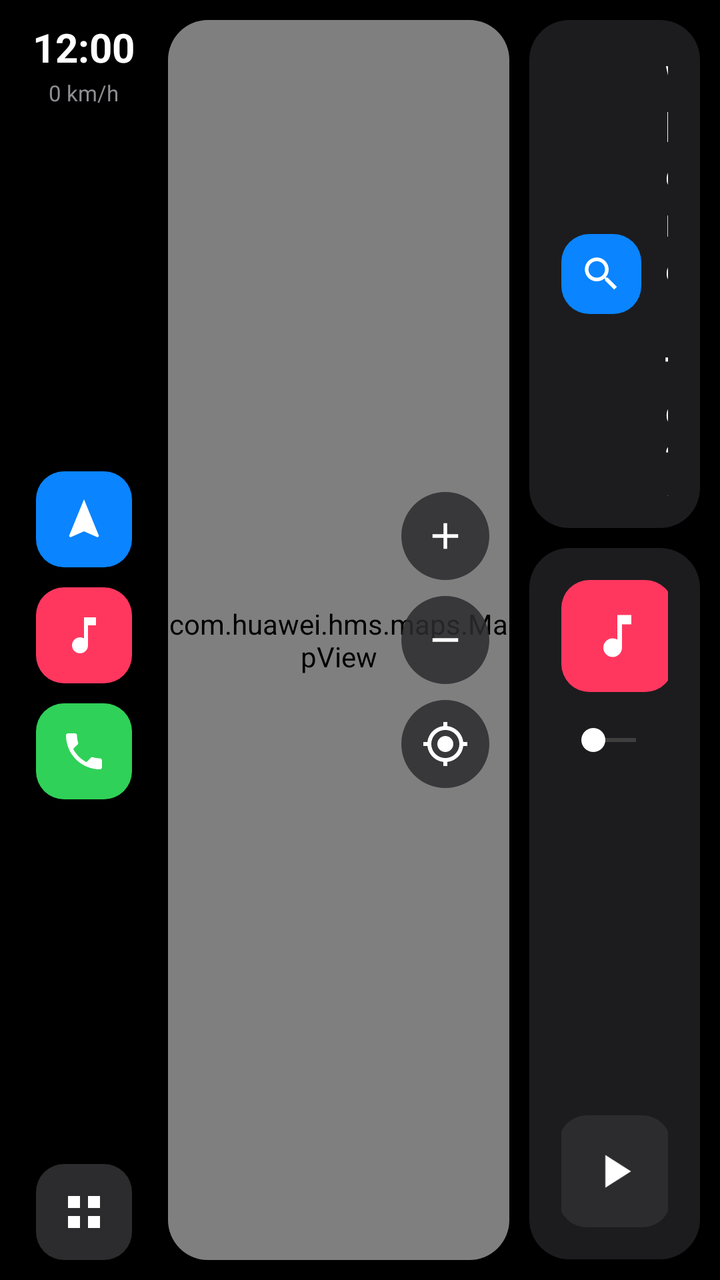
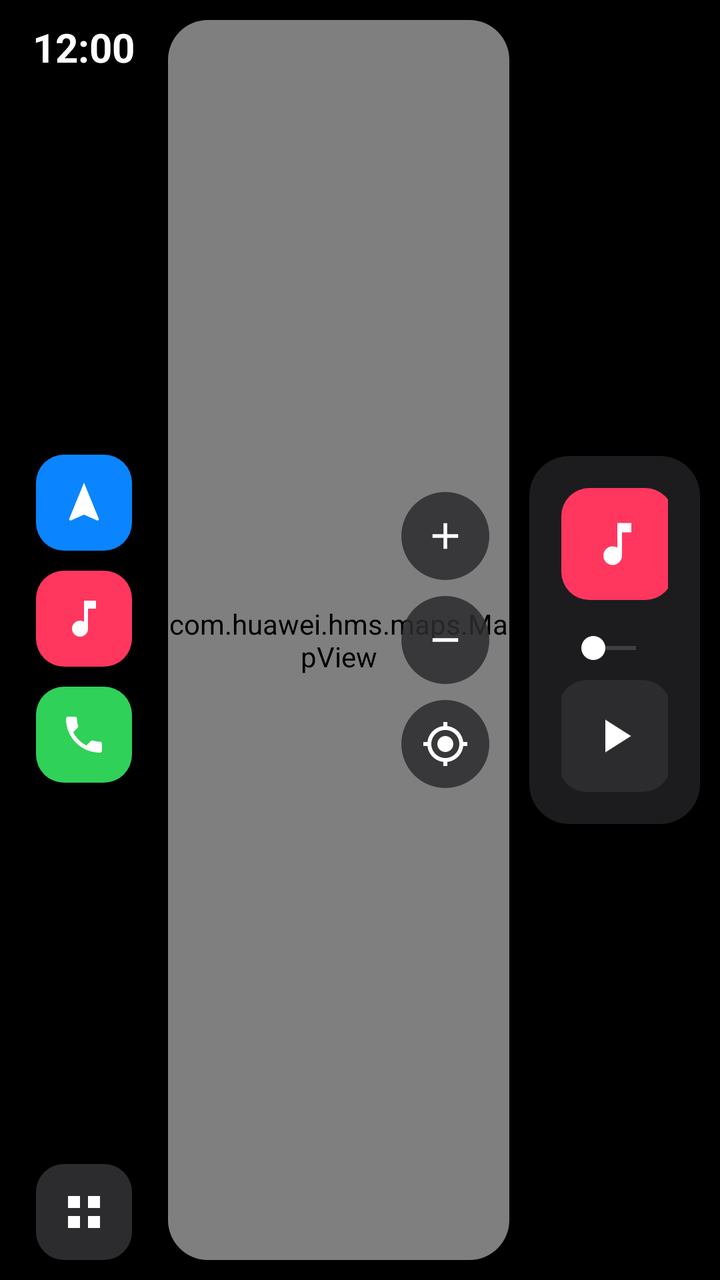

Compare the two renders of this Android layout. The source of the first and the diff that turns it into the second are given below.
<!-- AndroidManifest.xml: application theme Theme.PetalDrive -->
<!-- res/layout/activity_main.xml -->
<?xml version="1.0" encoding="utf-8"?>
<LinearLayout xmlns:android="http://schemas.android.com/apk/res/android"
    android:layout_width="match_parent"
    android:layout_height="match_parent"
    android:background="@color/black"
    android:orientation="horizontal"
    android:padding="10dp">

    
    <LinearLayout
        android:layout_width="64dp"
        android:layout_height="match_parent"
        android:gravity="center_horizontal"
        android:orientation="vertical">

        <TextClock
            android:id="@+id/clock"
            android:layout_width="wrap_content"
            android:layout_height="wrap_content"
            android:format12Hour="h:mm"
            android:format24Hour="HH:mm"
            android:textColor="@color/text_primary"
            android:textSize="20sp"
            android:textStyle="bold" />

        <TextView
            android:id="@+id/speed"
            android:layout_width="wrap_content"
            android:layout_height="wrap_content"
            android:layout_marginTop="2dp"
            android:text="@string/speed_default"
            android:textColor="@color/text_secondary"
            android:textSize="11sp" />

        <Space
            android:layout_width="0dp"
            android:layout_height="0dp"
            android:layout_weight="1" />

        <ImageView
            android:id="@+id/railMaps"
            android:layout_width="48dp"
            android:layout_height="48dp"
            android:background="@drawable/bg_icon_blue"
            android:contentDescription="@string/maps"
            android:padding="12dp"
            android:src="@drawable/ic_navigation" />

        <ImageView
            android:id="@+id/railMusic"
            android:layout_width="48dp"
            android:layout_height="48dp"
            android:layout_marginTop="10dp"
            android:background="@drawable/bg_icon_red"
            android:contentDescription="@string/music"
            android:padding="12dp"
            android:src="@drawable/ic_music" />

        <ImageView
            android:id="@+id/railPhone"
            android:layout_width="48dp"
            android:layout_height="48dp"
            android:layout_marginTop="10dp"
            android:background="@drawable/bg_icon_green"
            android:contentDescription="@string/phone"
            android:padding="12dp"
            android:src="@drawable/ic_phone" />

        <Space
            android:layout_width="0dp"
            android:layout_height="0dp"
            android:layout_weight="1" />

        <ImageView
            android:id="@+id/railHome"
            android:layout_width="48dp"
            android:layout_height="48dp"
            android:background="@drawable/bg_icon_dark"
            android:contentDescription="@string/apps"
            android:padding="12dp"
            android:src="@drawable/ic_apps" />
    </LinearLayout>

    <FrameLayout
        android:layout_width="0dp"
        android:layout_height="match_parent"
        android:layout_marginStart="10dp"
        android:layout_weight="1">

        
        <LinearLayout
            android:id="@+id/dashboard"
            android:layout_width="match_parent"
            android:layout_height="match_parent"
            android:orientation="horizontal">

            <FrameLayout
                android:id="@+id/mapCard"
                android:layout_width="0dp"
                android:layout_height="match_parent"
                android:layout_weight="2"
                android:background="@drawable/bg_card"
                android:clipToOutline="true">

                <com.huawei.hms.maps.MapView
                    android:id="@+id/mapView"
                    android:layout_width="match_parent"
                    android:layout_height="match_parent" />

                <LinearLayout
                    android:id="@+id/zoomCol"
                    android:layout_width="wrap_content"
                    android:layout_height="wrap_content"
                    android:layout_gravity="end|center_vertical"
                    android:layout_margin="10dp"
                    android:orientation="vertical">

                    <ImageView
                        android:id="@+id/zoomIn"
                        android:layout_width="44dp"
                        android:layout_height="44dp"
                        android:background="@drawable/bg_circle"
                        android:contentDescription="@string/maps"
                        android:padding="11dp"
                        android:src="@drawable/ic_add" />

                    <ImageView
                        android:id="@+id/zoomOut"
                        android:layout_width="44dp"
                        android:layout_height="44dp"
                        android:layout_marginTop="8dp"
                        android:background="@drawable/bg_circle"
                        android:contentDescription="@string/maps"
                        android:padding="11dp"
                        android:src="@drawable/ic_remove" />

                    <ImageView
                        android:id="@+id/recenter"
                        android:layout_width="44dp"
                        android:layout_height="44dp"
                        android:layout_marginTop="8dp"
                        android:background="@drawable/bg_circle"
                        android:contentDescription="@string/maps"
                        android:padding="10dp"
                        android:src="@drawable/ic_my_location" />
                </LinearLayout>

                <LinearLayout
                    android:id="@+id/destBar"
                    android:layout_width="match_parent"
                    android:layout_height="wrap_content"
                    android:layout_gravity="bottom"
                    android:layout_margin="10dp"
                    android:background="@drawable/bg_dest_bar"
                    android:gravity="center_vertical"
                    android:orientation="horizontal"
                    android:padding="12dp"
                    android:visibility="gone">

                    <LinearLayout
                        android:layout_width="0dp"
                        android:layout_height="wrap_content"
                        android:layout_weight="1"
                        android:orientation="vertical">

                        <TextView
                            android:layout_width="wrap_content"
                            android:layout_height="wrap_content"
                            android:text="@string/dropped_pin"
                            android:textColor="@color/text_primary"
                            android:textSize="16sp"
                            android:textStyle="bold" />

                        <TextView
                            android:id="@+id/destSub"
                            android:layout_width="wrap_content"
                            android:layout_height="wrap_content"
                            android:textColor="@color/text_secondary"
                            android:textSize="13sp" />
                    </LinearLayout>

                    <TextView
                        android:id="@+id/destClear"
                        android:layout_width="wrap_content"
                        android:layout_height="wrap_content"
                        android:padding="12dp"
                        android:text="@string/clear"
                        android:textColor="@color/text_secondary"
                        android:textSize="14sp" />

                    <TextView
                        android:id="@+id/destGo"
                        android:layout_width="wrap_content"
                        android:layout_height="wrap_content"
                        android:background="@drawable/bg_pill_green"
                        android:paddingBottom="10dp"
                        android:paddingEnd="22dp"
                        android:paddingStart="22dp"
                        android:paddingTop="10dp"
                        android:text="@string/go"
                        android:textColor="@color/text_primary"
                        android:textSize="16sp"
                        android:textStyle="bold" />
                </LinearLayout>
            </FrameLayout>

            
            <LinearLayout
                android:id="@+id/dashboardSidePanel"
                android:layout_width="0dp"
                android:layout_height="match_parent"
                android:layout_marginStart="10dp"
                android:layout_weight="1"
                android:orientation="vertical">

                <LinearLayout
                    android:id="@+id/searchCard"
                    android:layout_width="match_parent"
                    android:layout_height="0dp"
                    android:layout_weight="1"
                    android:background="@drawable/bg_card"
                    android:clickable="true"
                    android:focusable="true"
                    android:gravity="center_vertical"
                    android:orientation="horizontal"
                    android:padding="16dp">

                    <ImageView
                        android:layout_width="40dp"
                        android:layout_height="40dp"
                        android:background="@drawable/bg_icon_blue"
                        android:contentDescription="@string/where_to"
                        android:padding="9dp"
                        android:src="@drawable/ic_search" />

                    <LinearLayout
                        android:layout_width="0dp"
                        android:layout_height="wrap_content"
                        android:layout_marginStart="12dp"
                        android:layout_weight="1"
                        android:orientation="vertical">

                        <TextView
                            android:layout_width="wrap_content"
                            android:layout_height="wrap_content"
                            android:text="@string/where_to"
                            android:textColor="@color/text_primary"
                            android:textSize="20sp"
                            android:textStyle="bold" />

                        <TextView
                            android:layout_width="wrap_content"
                            android:layout_height="wrap_content"
                            android:text="@string/where_to_sub"
                            android:textColor="@color/text_secondary"
                            android:textSize="12sp" />
                    </LinearLayout>
                </LinearLayout>

                <LinearLayout
                    android:id="@+id/mediaCard"
                    android:layout_width="match_parent"
                    android:layout_height="0dp"
                    android:layout_marginTop="10dp"
                    android:layout_weight="1.4"
                    android:background="@drawable/bg_card"
                    android:orientation="vertical"
                    android:padding="16dp">

                    <LinearLayout
                        android:id="@+id/mediaInfo"
                        android:layout_width="match_parent"
                        android:layout_height="wrap_content"
                        android:gravity="center_vertical"
                        android:orientation="horizontal">

                        <ImageView
                            android:id="@+id/art"
                            android:layout_width="56dp"
                            android:layout_height="56dp"
                            android:background="@drawable/bg_icon_red"
                            android:contentDescription="@string/music"
                            android:padding="14dp"
                            android:scaleType="centerCrop"
                            android:src="@drawable/ic_music" />

                        <LinearLayout
                            android:layout_width="0dp"
                            android:layout_height="wrap_content"
                            android:layout_marginStart="12dp"
                            android:layout_weight="1"
                            android:orientation="vertical">

                            <TextView
                                android:id="@+id/trackTitle"
                                android:layout_width="match_parent"
                                android:layout_height="wrap_content"
                                android:ellipsize="end"
                                android:maxLines="1"
                                android:text="@string/nothing_playing"
                                android:textColor="@color/text_primary"
                                android:textSize="16sp"
                                android:textStyle="bold" />

                            <TextView
                                android:id="@+id/trackArtist"
                                android:layout_width="match_parent"
                                android:layout_height="wrap_content"
                                android:ellipsize="end"
                                android:maxLines="1"
                                android:textColor="@color/text_secondary"
                                android:textSize="13sp" />
                        </LinearLayout>
                    </LinearLayout>

                    <SeekBar
                        android:id="@+id/dashboardMusicProgress"
                        android:layout_width="match_parent"
                        android:layout_height="32dp"
                        android:layout_marginTop="8dp"
                        android:contentDescription="@string/music"
                        android:max="1000"
                        android:progressBackgroundTint="#80FFFFFF"
                        android:progressTint="@android:color/white"
                        android:thumbTint="@android:color/white" />

                    <Space
                        android:layout_width="0dp"
                        android:layout_height="0dp"
                        android:layout_weight="1" />

                    <LinearLayout
                        android:layout_width="match_parent"
                        android:layout_height="wrap_content"
                        android:gravity="center"
                        android:orientation="horizontal">

                        <ImageView
                            android:id="@+id/btnPrev"
                            android:layout_width="48dp"
                            android:layout_height="48dp"
                            android:contentDescription="@string/music"
                            android:padding="10dp"
                            android:src="@drawable/ic_skip_previous" />

                        <ImageView
                            android:id="@+id/btnPlay"
                            android:layout_width="56dp"
                            android:layout_height="56dp"
                            android:layout_marginEnd="14dp"
                            android:layout_marginStart="14dp"
                            android:background="@drawable/bg_icon_dark"
                            android:contentDescription="@string/music"
                            android:padding="14dp"
                            android:src="@drawable/ic_play" />

                        <ImageView
                            android:id="@+id/btnNext"
                            android:layout_width="48dp"
                            android:layout_height="48dp"
                            android:contentDescription="@string/music"
                            android:padding="10dp"
                            android:src="@drawable/ic_skip_next" />
                    </LinearLayout>
                </LinearLayout>
            </LinearLayout>
        </LinearLayout>

        
        <FrameLayout
            android:id="@+id/gridPage"
            android:layout_width="match_parent"
            android:layout_height="match_parent"
            android:background="@drawable/bg_card"
            android:padding="16dp"
            android:visibility="gone">

            <GridLayout
                android:id="@+id/appGrid"
                android:layout_width="wrap_content"
                android:layout_height="wrap_content"
                android:layout_gravity="center"
                android:columnCount="4" />
        </FrameLayout>
    </FrameLayout>
</LinearLayout>
<!-- resources referenced by this layout -->
<resources>
  <color name="black">#000000</color>
  <color name="text_primary">#FFFFFF</color>
  <color name="text_secondary">#8E8E93</color>
  <!-- drawable bg_card (drawable) -->
  <?xml version="1.0" encoding="utf-8"?>
  <shape xmlns:android="http://schemas.android.com/apk/res/android" android:shape="rectangle">
      <solid android:color="#1C1C1E" />
      <corners android:radius="20dp" />
  </shape>
  <!-- drawable bg_circle (drawable) -->
  <?xml version="1.0" encoding="utf-8"?>
  <shape xmlns:android="http://schemas.android.com/apk/res/android" android:shape="oval">
      <solid android:color="#D92C2C2E" />
  </shape>
  <!-- drawable bg_dest_bar (drawable) -->
  <?xml version="1.0" encoding="utf-8"?>
  <shape xmlns:android="http://schemas.android.com/apk/res/android" android:shape="rectangle">
      <solid android:color="#E61C1C1E" />
      <corners android:radius="28dp" />
  </shape>
  <!-- drawable bg_icon_blue (drawable) -->
  <?xml version="1.0" encoding="utf-8"?>
  <shape xmlns:android="http://schemas.android.com/apk/res/android" android:shape="rectangle">
      <solid android:color="#0A84FF" />
      <corners android:radius="14dp" />
  </shape>
  <!-- drawable bg_icon_dark (drawable) -->
  <?xml version="1.0" encoding="utf-8"?>
  <shape xmlns:android="http://schemas.android.com/apk/res/android" android:shape="rectangle">
      <solid android:color="#2C2C2E" />
      <corners android:radius="14dp" />
  </shape>
  <!-- drawable bg_icon_green (drawable) -->
  <?xml version="1.0" encoding="utf-8"?>
  <shape xmlns:android="http://schemas.android.com/apk/res/android" android:shape="rectangle">
      <solid android:color="#30D158" />
      <corners android:radius="14dp" />
  </shape>
  <!-- drawable bg_icon_red (drawable) -->
  <?xml version="1.0" encoding="utf-8"?>
  <shape xmlns:android="http://schemas.android.com/apk/res/android" android:shape="rectangle">
      <solid android:color="#FF375F" />
      <corners android:radius="14dp" />
  </shape>
  <!-- drawable bg_pill_green (drawable) -->
  <?xml version="1.0" encoding="utf-8"?>
  <shape xmlns:android="http://schemas.android.com/apk/res/android" android:shape="rectangle">
      <solid android:color="#30D158" />
      <corners android:radius="22dp" />
  </shape>
  <!-- drawable ic_play (drawable) -->
  <?xml version="1.0" encoding="utf-8"?>
  <vector xmlns:android="http://schemas.android.com/apk/res/android"
      android:width="24dp"
      android:height="24dp"
      android:viewportWidth="24"
      android:viewportHeight="24">
      <path
          android:fillColor="#FFFFFF"
          android:pathData="M8,5v14l11,-7z" />
  </vector>
  <!-- drawable ic_remove (drawable) -->
  <?xml version="1.0" encoding="utf-8"?>
  <vector xmlns:android="http://schemas.android.com/apk/res/android"
      android:width="24dp"
      android:height="24dp"
      android:viewportWidth="24"
      android:viewportHeight="24">
      <path
          android:fillColor="#FFFFFF"
          android:pathData="M5,11h14v2H5z" />
  </vector>
  <string name="apps">Apps</string>
  <string name="clear">Clear</string>
  <string name="dropped_pin">Dropped pin</string>
  <string name="go">Go</string>
  <string name="maps">Maps</string>
  <string name="music">Music</string>
  <string name="nothing_playing">Nothing playing</string>
  <string name="phone">Phone</string>
  <string name="speed_default">0 km/h</string>
  <string name="where_to">Where to?</string>
  <string name="where_to_sub">Search Petal Maps, or long-press the map to drop a pin</string>
  <style name="Theme.PetalDrive" parent="android:Theme.Material.NoActionBar">
          <item name="android:windowBackground">@color/black</item>
          <item name="android:statusBarColor">@android:color/transparent</item>
          <item name="android:navigationBarColor">@android:color/transparent</item>
      </style>
  <!-- unchanged entries left out for length: 9 -->
</resources>

<!-- the commit's change to res/layout/activity_main.xml (unified diff, before → after) -->
@@ -22,15 +22,6 @@
             android:textColor="@color/text_primary"
             android:textSize="20sp"
             android:textStyle="bold" />
-
-        <TextView
-            android:id="@+id/speed"
-            android:layout_width="wrap_content"
-            android:layout_height="wrap_content"
-            android:layout_marginTop="2dp"
-            android:text="@string/speed_default"
-            android:textColor="@color/text_secondary"
-            android:textSize="11sp" />
 
         <Space
             android:layout_width="0dp"
@@ -211,6 +202,7 @@
                 android:layout_height="match_parent"
                 android:layout_marginStart="10dp"
                 android:layout_weight="1"
+                android:gravity="center_vertical"
                 android:orientation="vertical">
 
                 <LinearLayout
@@ -223,7 +215,8 @@
                     android:focusable="true"
                     android:gravity="center_vertical"
                     android:orientation="horizontal"
-                    android:padding="16dp">
+                    android:padding="16dp"
+                    android:visibility="gone">
 
                     <ImageView
                         android:layout_width="40dp"
@@ -260,9 +253,7 @@
                 <LinearLayout
                     android:id="@+id/mediaCard"
                     android:layout_width="match_parent"
-                    android:layout_height="0dp"
-                    android:layout_marginTop="10dp"
-                    android:layout_weight="1.4"
+                    android:layout_height="wrap_content"
                     android:background="@drawable/bg_card"
                     android:orientation="vertical"
                     android:padding="16dp">
<!-- resource entries referenced after the edit -->
@@ -80,7 +80,6 @@
   <string name="music">Music</string>
   <string name="nothing_playing">Nothing playing</string>
   <string name="phone">Phone</string>
-  <string name="speed_default">0 km/h</string>
   <string name="where_to">Where to?</string>
   <string name="where_to_sub">Search Petal Maps, or long-press the map to drop a pin</string>
   <style name="Theme.PetalDrive" parent="android:Theme.Material.NoActionBar">
